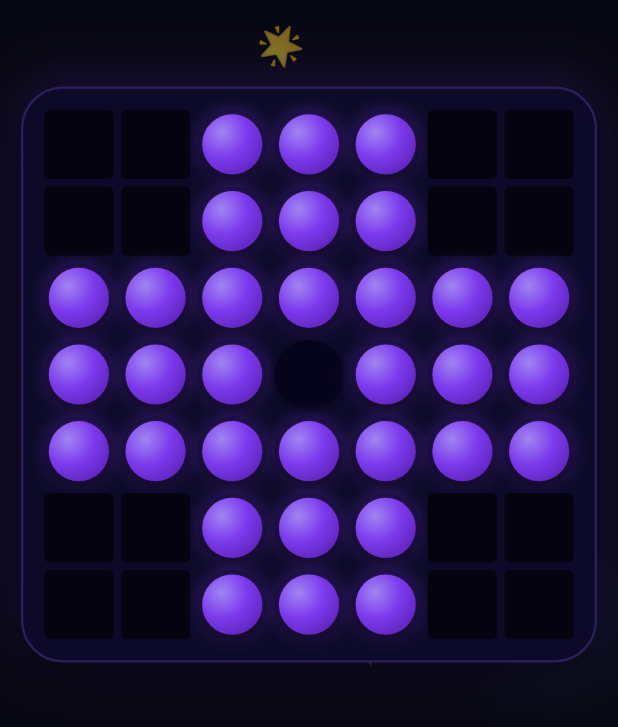
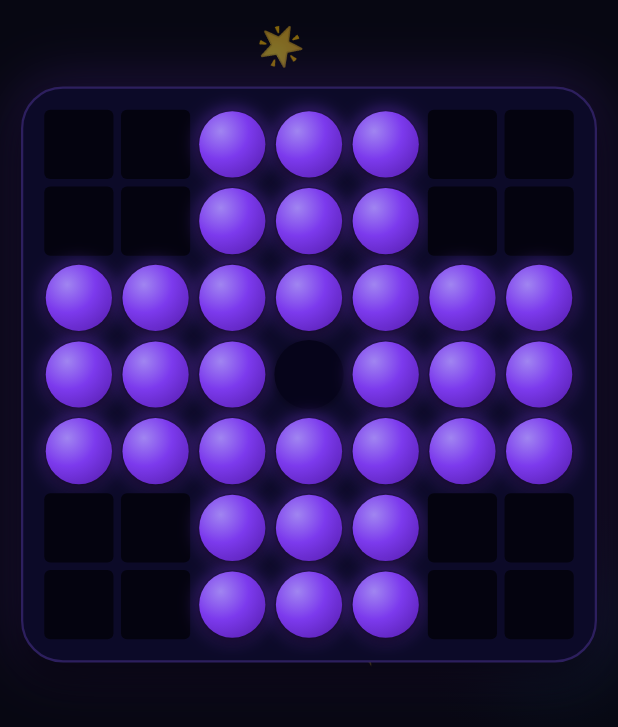
Before and after one commit to dilara-karaca/solo_test, a Flutter app: the GameScreen screen opened by its route, on a phone screen of 412 x 824 dp. Shown: the part 359-1086 px from the top of the screen. Run offline on Flutter 3.47's test engine with Material 3 defaults, Android fonts, the phone set to English and light mode, and no system bars; our stand-ins replace shared_preferences; accounts and stored records are empty.

Commit message:
Meyve görselleri boyutlandırıldı

```diff
--- a/lib/screens/game/chess_piece.dart
+++ b/lib/screens/game/chess_piece.dart
@@ -80,7 +80,7 @@ class _ChessPieceState extends State<ChessPiece>
         );
       },
       child: Padding(
-        padding: const EdgeInsets.all(3),
+        padding: const EdgeInsets.all(1),
         child:
             t.useAssetPiece && t.pieceAsset != null
                 ? _AssetPiece(themeData: t, isActive: isActive)
```
